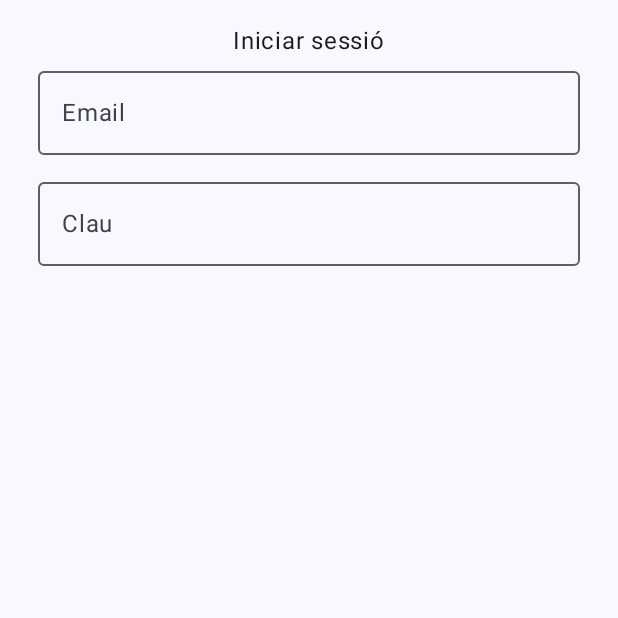
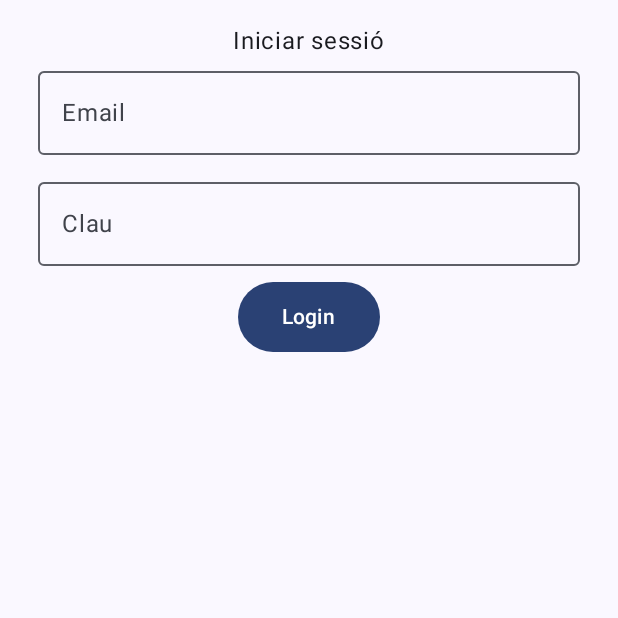
Before and after one commit to SectionOne/JetpackComposeApp, an Android app built with Jetpack Compose: the screen it shows after launch (MainActivity), after a tap on "Zona Privada", on a phone screen of 412 x 824 dp, the top half of it. Run offline under Robolectric (Android 15) with nearby library versions, the phone set to English and light mode, and no system bars.

Commit message:
Codi JC39 - Botò de submit del login

```diff
--- a/app/src/main/java/es/cibernarium/jetpackcomposeapp/pantalles/LoginScreen.kt
+++ b/app/src/main/java/es/cibernarium/jetpackcomposeapp/pantalles/LoginScreen.kt
@@ -9,6 +9,7 @@ import androidx.compose.foundation.text.KeyboardOptions
 import androidx.compose.material.icons.Icons
 import androidx.compose.material.icons.filled.Visibility
 import androidx.compose.material.icons.filled.VisibilityOff
+import androidx.compose.material3.Button
 import androidx.compose.material3.Icon
 import androidx.compose.material3.IconButton
 import androidx.compose.material3.OutlinedTextField
@@ -84,6 +85,21 @@ fun UserForm(
             clauState = clau,
             labelId = "Clau",
             clauVisible = clauVisible
+        )
+        SubmitButton(
+            textId = if(isCreateAccount) "Crear compte" else "Login"
+        )
+    }
+}
+
+@Composable
+fun SubmitButton(
+    textId: String
+) {
+    Button(onClick = {}){
+        Text(text = textId,
+            modifier = Modifier
+                .padding(5.dp)
         )
     }
 }
```
